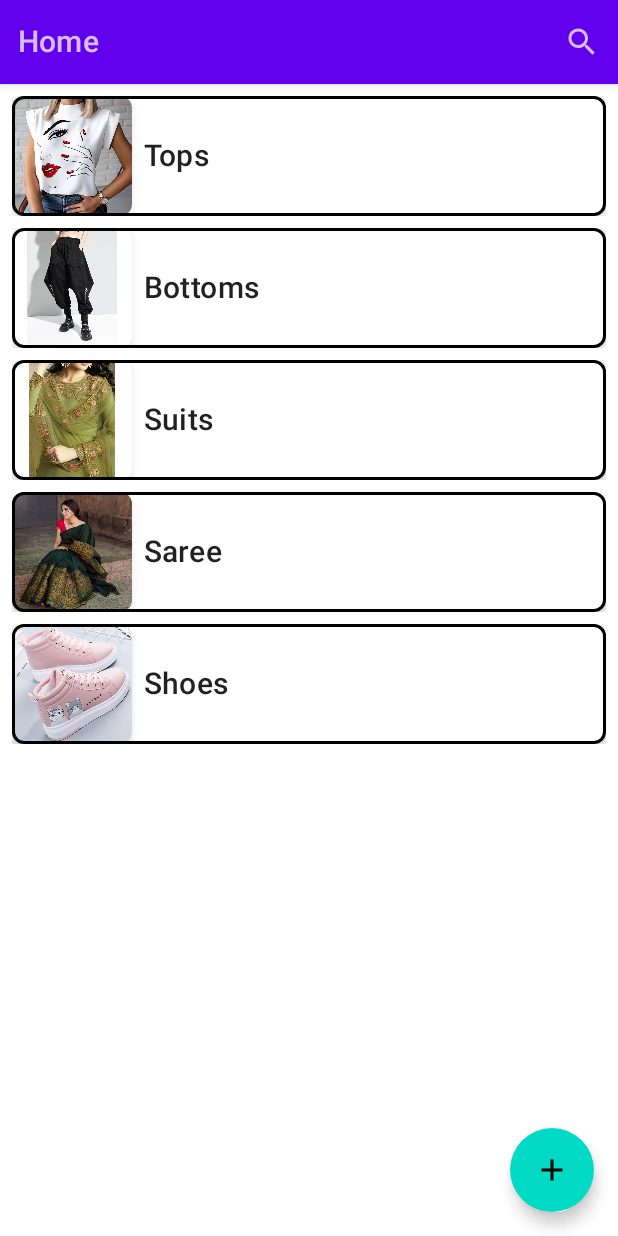
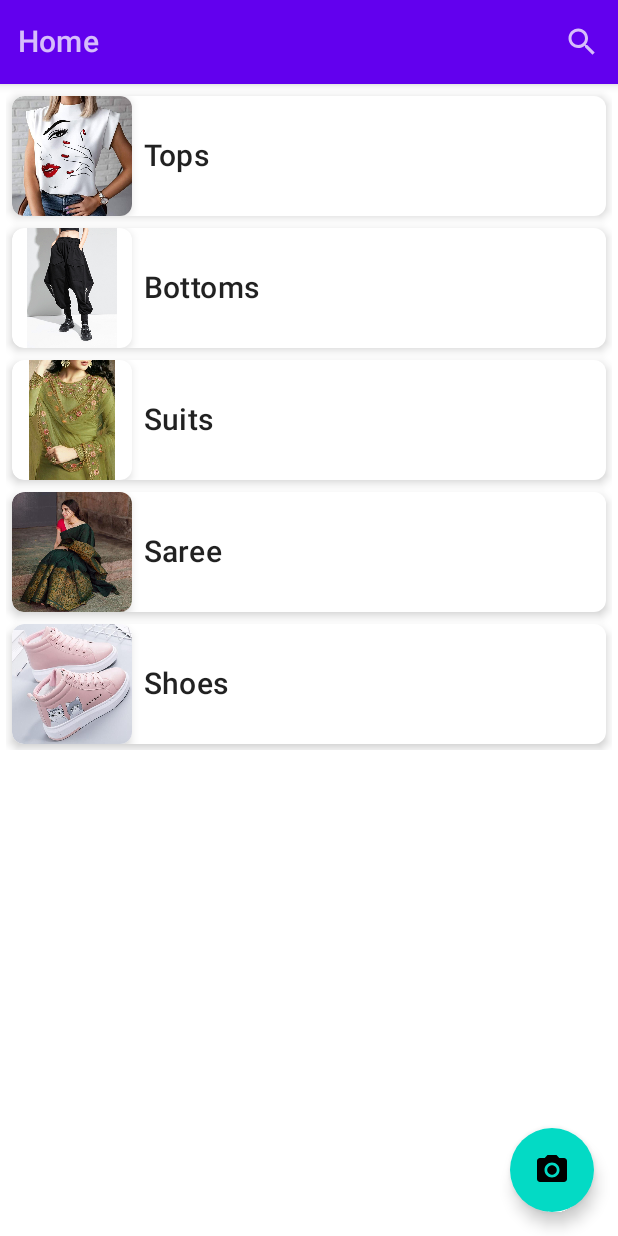
Before and after one commit to Mohammad-Aftab/VirtualCloset, an Android app built with Jetpack Compose: the screen it shows after launch (MainActivity), on a phone screen of 412 x 824 dp. Run offline under Robolectric (Android 15) with nearby library versions, the phone set to English and light mode, and no system bars.

Commit message:
Commit 12013023001

```diff
--- a/app/src/main/java/com/lordsam/virtualcloset/components/Cards.kt
+++ b/app/src/main/java/com/lordsam/virtualcloset/components/Cards.kt
@@ -1,6 +1,5 @@
 package com.lordsam.virtualcloset.components
 
-import androidx.compose.foundation.BorderStroke
 import androidx.compose.foundation.Image
 import androidx.compose.foundation.layout.*
 import androidx.compose.foundation.shape.RoundedCornerShape
@@ -23,16 +22,13 @@
     imageID: Int,
     text: String
 ){
-    Surface (
-        modifier = Modifier
-            .fillMaxWidth()
-            .padding(4.dp)
-            ) {
 
         Card (
-            border = BorderStroke(2.dp, MaterialTheme.colors.onBackground),
             shape = RoundedCornerShape(8.dp),
-            elevation = 4.dp
+            elevation = 4.dp,
+            modifier = Modifier
+                .fillMaxWidth()
+                .padding(4.dp)
                 ) {
 
             Row(
@@ -62,6 +58,5 @@
                         .padding(start = 8.dp)
                 )
             }
-        }
     }
 }
--- a/app/src/main/java/com/lordsam/virtualcloset/screens/HomeScreen.kt
+++ b/app/src/main/java/com/lordsam/virtualcloset/screens/HomeScreen.kt
@@ -60,7 +60,7 @@
                 onClick = { /*TODO*/ }
             ) {
                 Icon(
-                    imageVector = Icons.Default.Add,
+                    painter = painterResource(id = R.drawable.ic_baseline_photo_camera_24),
                     contentDescription = stringResource(R.string.add_more_button)
                 )
             }
--- /dev/null
+++ b/app/src/main/res/drawable/ic_baseline_photo_camera_24.xml
@@ -0,0 +1,6 @@
+<vector android:height="24dp" android:tint="#000000"
+    android:viewportHeight="24" android:viewportWidth="24"
+    android:width="24dp" xmlns:android="http://schemas.android.com/apk/res/android">
+    <path android:fillColor="@android:color/white" android:pathData="M12,12m-3.2,0a3.2,3.2 0,1 1,6.4 0a3.2,3.2 0,1 1,-6.4 0"/>
+    <path android:fillColor="@android:color/white" android:pathData="M9,2L7.17,4L4,4c-1.1,0 -2,0.9 -2,2v12c0,1.1 0.9,2 2,2h16c1.1,0 2,-0.9 2,-2L22,6c0,-1.1 -0.9,-2 -2,-2h-3.17L15,2L9,2zM12,17c-2.76,0 -5,-2.24 -5,-5s2.24,-5 5,-5 5,2.24 5,5 -2.24,5 -5,5z"/>
+</vector>
```
